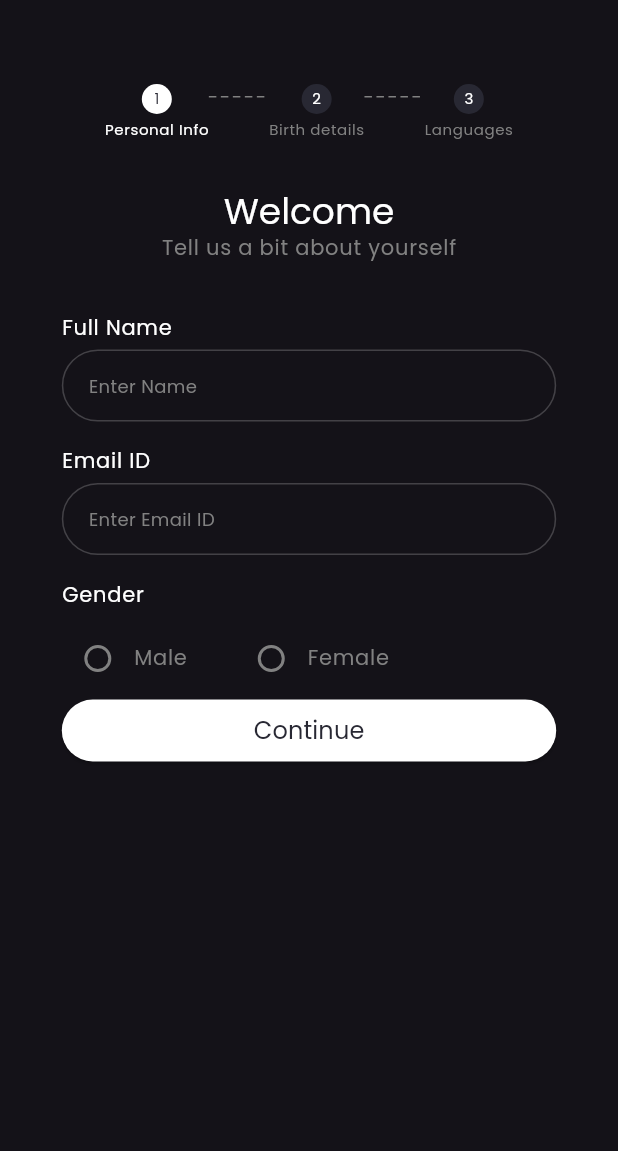
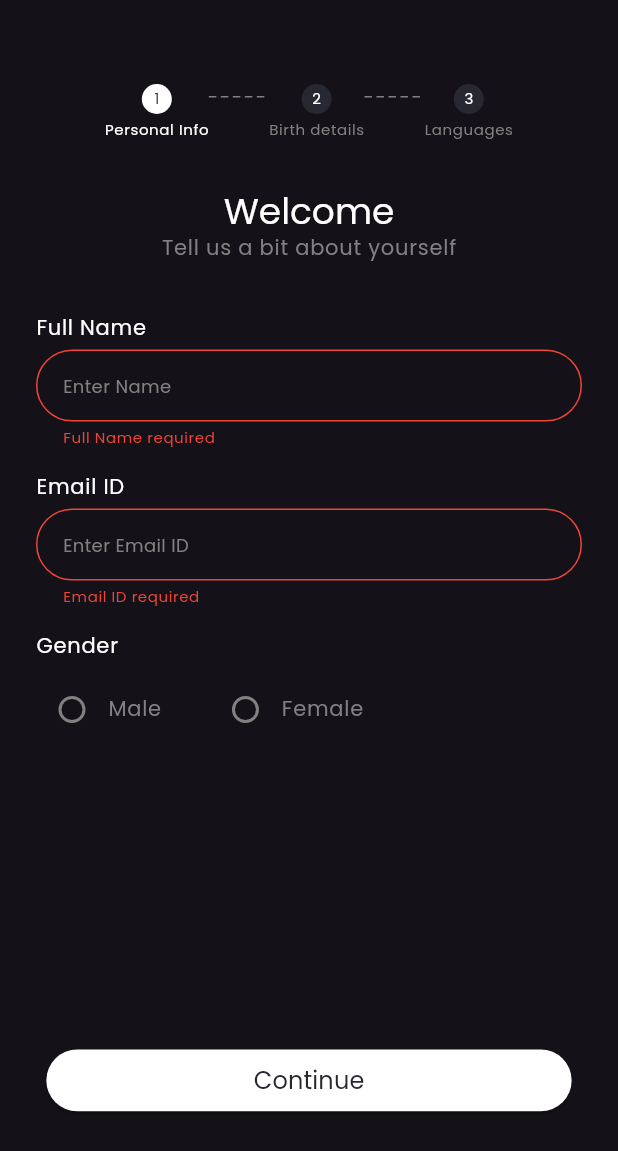
Before and after one commit to avadhksapariya/zigzek_user, a Flutter app: the PersonalInfoScreen screen opened directly, after a tap on "Continue", on a phone screen of 412 x 824 dp. Shown: the top 1151 px of the screen. Run offline on Flutter 3.47's test engine with Material 3 defaults, Android fonts, the phone set to English and light mode, and no system bars; our stand-ins replace flutter_otp_text_field, google_fonts; missing offline and left inert: country_code_picker_plus.

Commit message:
Personal Info Screen                - Improved entire UI.                - Added validations for the form fields.
               OTP Screen
               - Made OTP number input digit only.

               Miscellaneous
               - Made necessary changes in custom textField validation function.

```diff
--- a/lib/customs/custom_textfield.dart
+++ b/lib/customs/custom_textfield.dart
@@ -104,6 +104,12 @@ class CustomTextField extends StatelessWidget {
           if (phoneLength < 10) {
             return ProjectStrings.lsEmptyMobileError;
           }
+          break;
+        default:
+      }
+    } else {
+      if (value == null || value.isEmpty) {
+        return validationLabel != null ? '$validationLabel required' : 'This field is required';
       }
     }
   }
--- a/lib/screens/screen_otp.dart
+++ b/lib/screens/screen_otp.dart
@@ -2,6 +2,7 @@ import 'dart:async';
 import 'dart:developer';
 
 import 'package:flutter/material.dart';
+import 'package:flutter/services.dart';
 import 'package:flutter_otp_text_field/flutter_otp_text_field.dart';
 import 'package:zigzek_user/constants/color_palettes.dart';
 import 'package:zigzek_user/constants/project_strings.dart';
@@ -78,6 +79,7 @@ class _OTPScreenState extends State<OTPScreen> {
                             margin: const EdgeInsets.only(right: 12.8),
                             cursorColor: ColorPalettes.secondaryTextColor,
                             keyboardType: TextInputType.number,
+                            inputFormatters: [FilteringTextInputFormatter.digitsOnly],
                             textStyle: Theme.of(context).textTheme.titleSmall,
                             borderWidth: 0.8,
                             filled: true,
--- a/lib/screens/screen_personal_info.dart
+++ b/lib/screens/screen_personal_info.dart
@@ -1,3 +1,5 @@
+import 'dart:developer';
+
 import 'package:flutter/material.dart';
 import 'package:zigzek_user/constants/color_palettes.dart';
 import 'package:zigzek_user/constants/project_strings.dart';
@@ -19,6 +21,7 @@ class _PersonalInfoScreenState extends State<PersonalInfoScreen> {
   final TextEditingController nameController = TextEditingController();
   final TextEditingController emailController = TextEditingController();
   Gender gender = Gender.none;
+  bool isGenderError = false;
 
   @override
   Widget build(BuildContext context) {
@@ -39,10 +42,12 @@ class _PersonalInfoScreenState extends State<PersonalInfoScreen> {
                 child: Column(
                   children: [
                     SizedBox(
-                      width: screenWidth * 0.8,
+                      height: screenHeight * 0.82,
+                      width: screenWidth * 0.9,
                       child: Column(
                         mainAxisSize: MainAxisSize.min,
                         children: [
+                          // Step Indicator
                           Padding(
                             padding: const EdgeInsets.symmetric(vertical: 32.0),
                             child: StepsIndicatorWidget(
@@ -82,6 +87,7 @@ class _PersonalInfoScreenState extends State<PersonalInfoScreen> {
                               stepThreeBgColor: ColorPalettes.labelBgColor,
                             ),
                           ),
+                          // Welcome
                           Text(
                             ProjectStrings.psInfoGreeting1,
                             style: Theme.of(context).textTheme.titleLarge!.copyWith(fontSize: 24),
@@ -96,6 +102,7 @@ class _PersonalInfoScreenState extends State<PersonalInfoScreen> {
                                   .copyWith(color: ColorPalettes.secondaryTextColor),
                             ),
                           ),
+                          // Full Name
                           Align(
                             alignment: Alignment.topLeft,
                             child: Padding(
@@ -111,8 +118,14 @@ class _PersonalInfoScreenState extends State<PersonalInfoScreen> {
                             child: CustomTextField(
                               controller: nameController,
                               label: ProjectStrings.psNameHint,
+                              validationLabel: ProjectStrings.psNameLabel,
+                              keyBoardInput: TextInputType.text,
+                              enableField: true,
+                              required: true,
+                              maxLines: 1,
                             ),
                           ),
+                          // Email Id
                           Align(
                             alignment: Alignment.topLeft,
                             child: Padding(
@@ -128,8 +141,14 @@ class _PersonalInfoScreenState extends State<PersonalInfoScreen> {
                             child: CustomTextField(
                               controller: emailController,
                               label: ProjectStrings.psMailHint,
+                              validationLabel: ProjectStrings.psMailLabel,
+                              keyBoardInput: TextInputType.text,
+                              enableField: true,
+                              required: true,
+                              maxLines: 1,
                             ),
                           ),
+                          // Gender Title
                           Align(
                             alignment: Alignment.topLeft,
                             child: Padding(
@@ -140,6 +159,7 @@ class _PersonalInfoScreenState extends State<PersonalInfoScreen> {
                               ),
                             ),
                           ),
+                          // Gender Radio
                           Align(
                             alignment: Alignment.topLeft,
                             child: Row(
@@ -152,6 +172,7 @@ class _PersonalInfoScreenState extends State<PersonalInfoScreen> {
                                   onChanged: (value) {
                                     setState(() {
                                       gender = value!;
+                                      isGenderError = false;
                                     });
                                   },
                                 ),
@@ -171,6 +192,7 @@ class _PersonalInfoScreenState extends State<PersonalInfoScreen> {
                                   onChanged: (value) {
                                     setState(() {
                                       gender = value!;
+                                      isGenderError = false;
                                     });
                                   },
                                 ),
@@ -184,17 +206,41 @@ class _PersonalInfoScreenState extends State<PersonalInfoScreen> {
                               ],
                             ),
                           ),
-                          CustomButton(
-                            onPressed: () {},
-                            fgColor: ColorPalettes.labelBgColor,
-                            bgColor: ColorPalettes.primaryTextColor,
-                            btnWidth: MediaQuery.of(context).size.width * 0.85,
-                            btnHeight: MediaQuery.of(context).size.height * 0.05,
-                            buttonTitle: 'Continue',
-                          )
+                          if (isGenderError)
+                            Padding(
+                              padding: const EdgeInsets.only(top: 4.0),
+                              child: Align(
+                                alignment: Alignment.topLeft,
+                                child: Text(
+                                  ProjectStrings.psGenderError,
+                                  style:
+                                      Theme.of(context).textTheme.bodySmall!.copyWith(color: ColorPalettes.errorColor),
+                                ),
+                              ),
+                            ),
                         ],
                       ),
                     ),
+                    // Continue
+                    SizedBox(
+                      height: screenHeight * 0.05,
+                      child: CustomButton(
+                        onPressed: () {
+                          formKey.currentState!.save();
+                          if (formKey.currentState!.validate() && gender != Gender.none) {
+                            log('Go ahead, complete personal info.');
+                          } else {
+                            isGenderError = true;
+                            log('Incomplete personal info.');
+                          }
+                        },
+                        fgColor: ColorPalettes.labelBgColor,
+                        bgColor: ColorPalettes.primaryTextColor,
+                        btnWidth: MediaQuery.of(context).size.width * 0.85,
+                        btnHeight: MediaQuery.of(context).size.height * 0.05,
+                        buttonTitle: 'Continue',
+                      ),
+                    )
                   ],
                 ),
               ),
```
